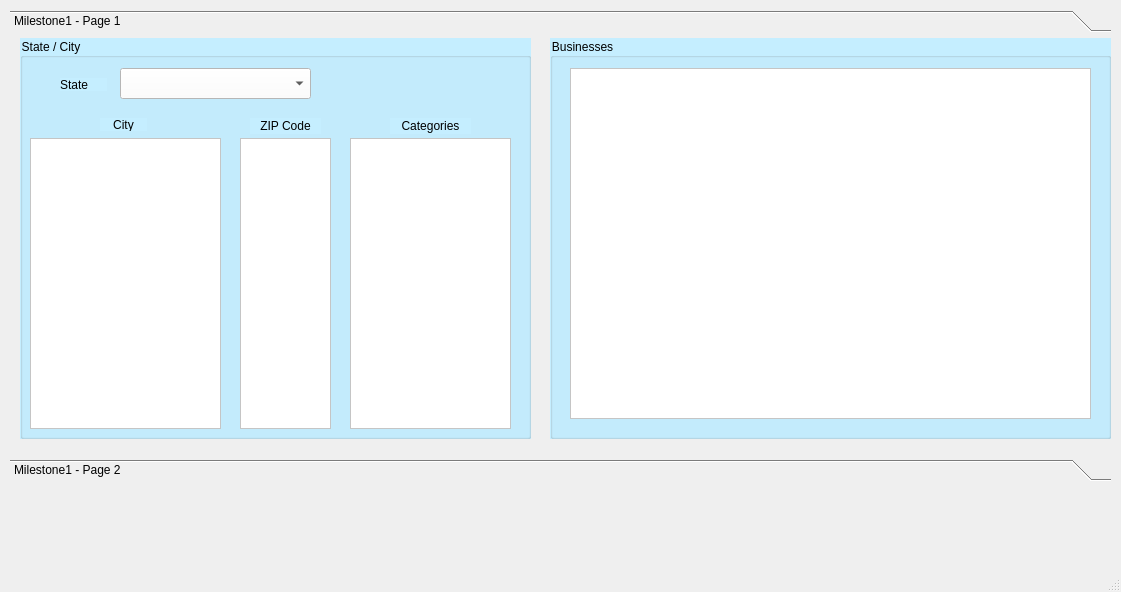
Qt form MyUI.ui (bmzr/yelper) before a commit.
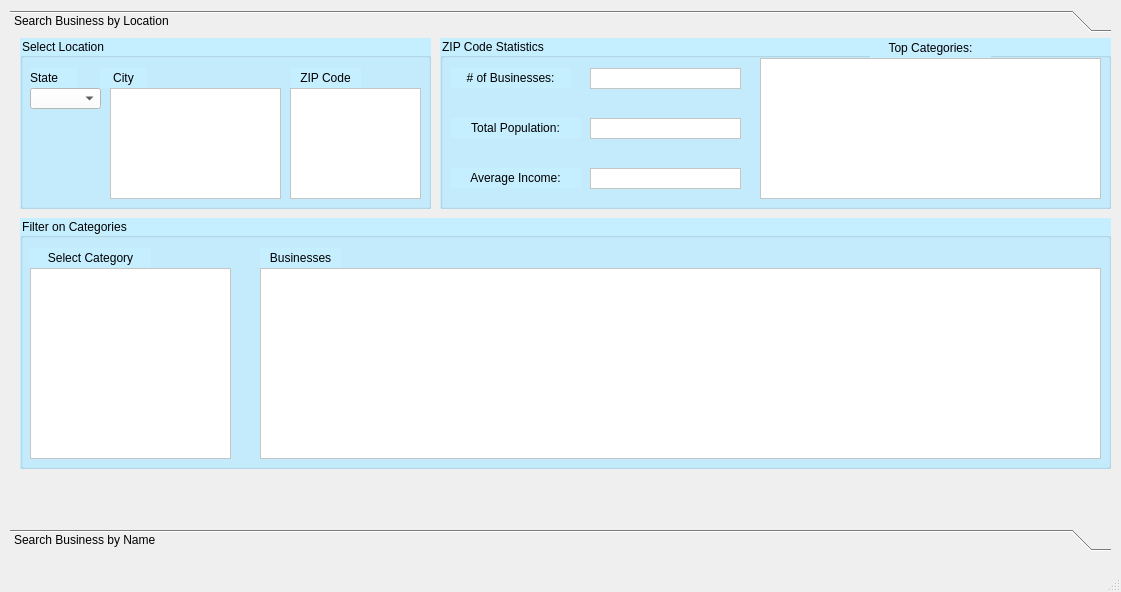
The same form after that commit.

Commit message: Add zip code statistics section

What changed in the file:
```diff
--- a/MyUI.ui
+++ b/MyUI.ui
@@ -20,7 +20,7 @@
       <x>10</x>
       <y>10</y>
       <width>1101</width>
-      <height>471</height>
+      <height>541</height>
      </rect>
     </property>
     <property name="styleSheet">
@@ -35,19 +35,19 @@
        <x>0</x>
        <y>0</y>
        <width>1101</width>
-       <height>405</height>
+       <height>475</height>
       </rect>
      </property>
      <attribute name="label">
-      <string>Milestone1 - Page 1</string>
+      <string>Search Business by Location</string>
      </attribute>
      <widget class="QGroupBox" name="stateCityGroup">
       <property name="geometry">
        <rect>
         <x>10</x>
         <y>0</y>
-        <width>511</width>
-        <height>401</height>
+        <width>411</width>
+        <height>171</height>
        </rect>
       </property>
       <property name="styleSheet">
@@ -55,15 +55,15 @@
 background-color: rgb(197, 238, 255);</string>
       </property>
       <property name="title">
-       <string>State / City</string>
+       <string>Select Location</string>
       </property>
       <widget class="QComboBox" name="stateList">
        <property name="geometry">
         <rect>
-         <x>100</x>
-         <y>30</y>
-         <width>191</width>
-         <height>31</height>
+         <x>10</x>
+         <y>50</y>
+         <width>71</width>
+         <height>21</height>
         </rect>
        </property>
        <property name="styleSheet">
@@ -74,10 +74,10 @@
       <widget class="QLabel" name="label">
        <property name="geometry">
         <rect>
-         <x>40</x>
-         <y>40</y>
+         <x>10</x>
+         <y>30</y>
          <width>47</width>
-         <height>13</height>
+         <height>20</height>
         </rect>
        </property>
        <property name="text">
@@ -88,9 +88,9 @@
        <property name="geometry">
         <rect>
          <x>80</x>
-         <y>80</y>
+         <y>30</y>
          <width>47</width>
-         <height>13</height>
+         <height>20</height>
         </rect>
        </property>
        <property name="text">
@@ -103,10 +103,10 @@
       <widget class="QListWidget" name="cityList">
        <property name="geometry">
         <rect>
-         <x>10</x>
-         <y>100</y>
-         <width>191</width>
-         <height>291</height>
+         <x>90</x>
+         <y>50</y>
+         <width>171</width>
+         <height>111</height>
         </rect>
        </property>
        <property name="styleSheet">
@@ -117,10 +117,10 @@
       <widget class="QLabel" name="label_5">
        <property name="geometry">
         <rect>
-         <x>230</x>
-         <y>80</y>
+         <x>270</x>
+         <y>30</y>
          <width>71</width>
-         <height>16</height>
+         <height>20</height>
         </rect>
        </property>
        <property name="text">
@@ -133,10 +133,10 @@
       <widget class="QListWidget" name="zipCodeList">
        <property name="geometry">
         <rect>
-         <x>220</x>
-         <y>100</y>
-         <width>91</width>
-         <height>291</height>
+         <x>270</x>
+         <y>50</y>
+         <width>131</width>
+         <height>111</height>
         </rect>
        </property>
        <property name="styleSheet">
@@ -144,17 +144,170 @@
 font: 10pt &quot;Lucida Sans&quot;;</string>
        </property>
       </widget>
+     </widget>
+     <widget class="QGroupBox" name="zipCodeGroup">
+      <property name="geometry">
+       <rect>
+        <x>430</x>
+        <y>0</y>
+        <width>671</width>
+        <height>171</height>
+       </rect>
+      </property>
+      <property name="styleSheet">
+       <string notr="true">font: 11pt &quot;Lucida Sans&quot;;
+background-color: rgb(197, 238, 255);</string>
+      </property>
+      <property name="title">
+       <string>ZIP Code Statistics</string>
+      </property>
+      <widget class="QLabel" name="label_17">
+       <property name="geometry">
+        <rect>
+         <x>10</x>
+         <y>30</y>
+         <width>121</width>
+         <height>20</height>
+        </rect>
+       </property>
+       <property name="text">
+        <string># of Businesses:</string>
+       </property>
+       <property name="alignment">
+        <set>Qt::AlignCenter</set>
+       </property>
+      </widget>
+      <widget class="QLabel" name="label_18">
+       <property name="geometry">
+        <rect>
+         <x>10</x>
+         <y>80</y>
+         <width>131</width>
+         <height>20</height>
+        </rect>
+       </property>
+       <property name="text">
+        <string>Total Population:</string>
+       </property>
+       <property name="alignment">
+        <set>Qt::AlignCenter</set>
+       </property>
+      </widget>
+      <widget class="QLabel" name="label_19">
+       <property name="geometry">
+        <rect>
+         <x>10</x>
+         <y>130</y>
+         <width>131</width>
+         <height>20</height>
+        </rect>
+       </property>
+       <property name="text">
+        <string>Average Income:</string>
+       </property>
+       <property name="alignment">
+        <set>Qt::AlignCenter</set>
+       </property>
+      </widget>
+      <widget class="QListWidget" name="zipCodeBusinessCount">
+       <property name="geometry">
+        <rect>
+         <x>150</x>
+         <y>30</y>
+         <width>151</width>
+         <height>21</height>
+        </rect>
+       </property>
+       <property name="styleSheet">
+        <string notr="true">background-color: rgb(255, 255, 255);
+font: 10pt &quot;Lucida Sans&quot;;</string>
+       </property>
+      </widget>
+      <widget class="QListWidget" name="zipCodePopulationCount">
+       <property name="geometry">
+        <rect>
+         <x>150</x>
+         <y>80</y>
+         <width>151</width>
+         <height>21</height>
+        </rect>
+       </property>
+       <property name="styleSheet">
+        <string notr="true">background-color: rgb(255, 255, 255);
+font: 10pt &quot;Lucida Sans&quot;;</string>
+       </property>
+      </widget>
+      <widget class="QListWidget" name="zipCodeAverageIncome">
+       <property name="geometry">
+        <rect>
+         <x>150</x>
+         <y>130</y>
+         <width>151</width>
+         <height>21</height>
+        </rect>
+       </property>
+       <property name="styleSheet">
+        <string notr="true">background-color: rgb(255, 255, 255);
+font: 10pt &quot;Lucida Sans&quot;;</string>
+       </property>
+      </widget>
+      <widget class="QLabel" name="label_20">
+       <property name="geometry">
+        <rect>
+         <x>430</x>
+         <y>0</y>
+         <width>121</width>
+         <height>20</height>
+        </rect>
+       </property>
+       <property name="text">
+        <string>Top Categories:</string>
+       </property>
+       <property name="alignment">
+        <set>Qt::AlignCenter</set>
+       </property>
+      </widget>
+      <widget class="QTableWidget" name="zipCodeTopCategories">
+       <property name="geometry">
+        <rect>
+         <x>320</x>
+         <y>20</y>
+         <width>341</width>
+         <height>141</height>
+        </rect>
+       </property>
+       <property name="styleSheet">
+        <string notr="true">background-color: #FFFFFF</string>
+       </property>
+      </widget>
+     </widget>
+     <widget class="QGroupBox" name="businessGroup">
+      <property name="geometry">
+       <rect>
+        <x>10</x>
+        <y>180</y>
+        <width>1091</width>
+        <height>251</height>
+       </rect>
+      </property>
+      <property name="styleSheet">
+       <string notr="true">font: 11pt &quot;Lucida Sans&quot;;
+background-color: rgb(197, 238, 255);</string>
+      </property>
+      <property name="title">
+       <string>Filter on Categories</string>
+      </property>
       <widget class="QLabel" name="label_6">
        <property name="geometry">
         <rect>
-         <x>370</x>
-         <y>80</y>
-         <width>81</width>
-         <height>16</height>
+         <x>10</x>
+         <y>30</y>
+         <width>121</width>
+         <height>20</height>
         </rect>
        </property>
        <property name="text">
-        <string>Categories</string>
+        <string>Select Category</string>
        </property>
        <property name="alignment">
         <set>Qt::AlignCenter</set>
@@ -163,10 +316,10 @@
       <widget class="QListWidget" name="categoryList">
        <property name="geometry">
         <rect>
-         <x>330</x>
-         <y>100</y>
-         <width>161</width>
-         <height>291</height>
+         <x>10</x>
+         <y>50</y>
+         <width>201</width>
+         <height>191</height>
         </rect>
        </property>
        <property name="styleSheet">
@@ -174,30 +327,13 @@
 font: 10pt &quot;Lucida Sans&quot;;</string>
        </property>
       </widget>
-     </widget>
-     <widget class="QGroupBox" name="businessGroup">
-      <property name="geometry">
-       <rect>
-        <x>540</x>
-        <y>0</y>
-        <width>561</width>
-        <height>401</height>
-       </rect>
-      </property>
-      <property name="styleSheet">
-       <string notr="true">font: 11pt &quot;Lucida Sans&quot;;
-background-color: rgb(197, 238, 255);</string>
-      </property>
-      <property name="title">
-       <string>Businesses</string>
-      </property>
       <widget class="QTableWidget" name="businessTable">
        <property name="geometry">
         <rect>
-         <x>20</x>
-         <y>30</y>
-         <width>521</width>
-         <height>351</height>
+         <x>240</x>
+         <y>50</y>
+         <width>841</width>
+         <height>191</height>
         </rect>
        </property>
        <property name="styleSheet">
@@ -213,6 +349,22 @@
         <bool>false</bool>
        </attribute>
       </widget>
+      <widget class="QLabel" name="label_16">
+       <property name="geometry">
+        <rect>
+         <x>240</x>
+         <y>30</y>
+         <width>81</width>
+         <height>20</height>
+        </rect>
+       </property>
+       <property name="text">
+        <string>Businesses</string>
+       </property>
+       <property name="alignment">
+        <set>Qt::AlignCenter</set>
+       </property>
+      </widget>
      </widget>
     </widget>
     <widget class="QWidget" name="page_2">
@@ -225,7 +377,7 @@
       </rect>
      </property>
      <attribute name="label">
-      <string>Milestone1 - Page 2</string>
+      <string>Search Business by Name</string>
      </attribute>
      <widget class="QGroupBox" name="groupBox">
       <property name="geometry">
```
Left out of the diff: 4 changed lines with no effect on the pictures. The commit also changes 4 other files.
